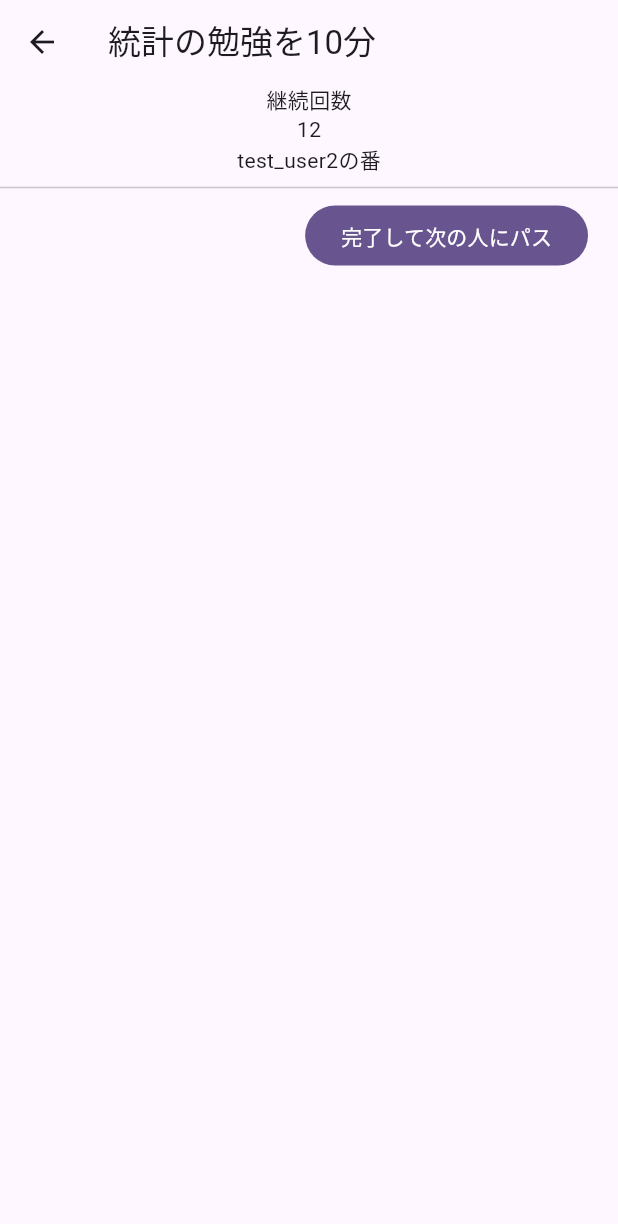
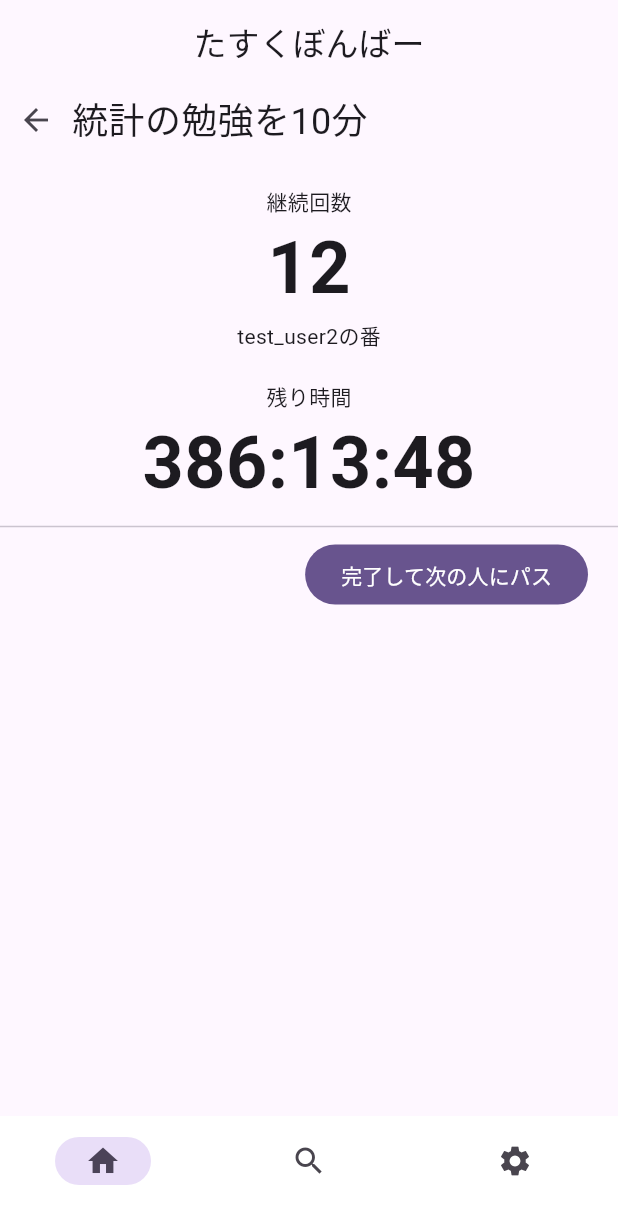
Before and after one commit to cat-katsushika/project2_mobile, a Flutter app: the screen it shows after launch, after a tap on "統計の勉強を10分", on a phone screen of 412 x 824 dp. Shown: the top 1224 px of the screen. Run offline on Flutter 3.47's test engine with Material 3 defaults, Android fonts, the phone set to English and light mode, and no system bars; our stand-ins replace flutter_riverpod, flutter_secure_storage, freezed_annotation, go_router, riverpod_annotation; generated files the repository leaves out were written again.

Commit message:
一時保存

```diff
--- a/lib/components/bottom_navigation_bar.dart
+++ b/lib/components/bottom_navigation_bar.dart
@@ -9,33 +9,10 @@ class MyBottomNavigationBar extends StatelessWidget {
     required this.onItemTapped,
   });
 
-  // @override
-  // Widget build(BuildContext context) {
-  //   return BottomNavigationBar(
-  //     items: const <BottomNavigationBarItem>[
-  //       BottomNavigationBarItem(
-  //         icon: Icon(Icons.home),
-  //         label: '',
-  //       ),
-  //       BottomNavigationBarItem(
-  //         icon: Icon(Icons.search),
-  //         label: '',
-  //       ),
-  //       BottomNavigationBarItem(
-  //         icon: Icon(Icons.settings),
-  //         label: '',
-  //       ),
-  //     ],
-  //     currentIndex: selectedIndex,
-  //     selectedItemColor: Colors.amber[800],
-  //     onTap: onItemTapped,
-  //   );
-  // }
-
   @override
   Widget build(BuildContext context) {
     return NavigationBar(
-      backgroundColor: const Color(0xFFF2ECF4),
+      backgroundColor: Colors.white,
       onDestinationSelected: onItemTapped,
       indicatorColor: const Color(0xFFE9DEF8),
       selectedIndex: selectedIndex,
--- a/lib/components/my_home_page/my_floating_action_button.dart
+++ b/lib/components/my_home_page/my_floating_action_button.dart
@@ -1,5 +1,3 @@
-import 'dart:math';
-
 import 'package:flutter/material.dart';
 import 'package:flutter/widgets.dart';
 
--- a/lib/components/my_home_page/my_team_list_view.dart
+++ b/lib/components/my_home_page/my_team_list_view.dart
@@ -1,11 +1,33 @@
 import 'package:flutter/material.dart';
 import 'package:project2_mobile/components/my_home_page/my_team_list_view/my_teams_list.dart';
+import 'package:project2_mobile/components/my_home_page/my_team_list_view/team_detail_page.dart';
+import 'package:project2_mobile/models/team.dart';
 
-class MyTeamListView extends StatelessWidget {
+class MyTeamListView extends StatefulWidget {
   const MyTeamListView({Key? key}) : super(key: key);
 
   @override
+  State<MyTeamListView> createState() => _MyTeamListViewState();
+}
+
+class _MyTeamListViewState extends State<MyTeamListView> {
+  bool _isDetail = false;
+  late Team team;
+
+  void _toggleDetail(team) {
+    setState(() {
+      _isDetail = !_isDetail;
+      this.team = team;
+    });
+  }
+
+  @override
   Widget build(BuildContext context) {
-    return const MyTeamsList();
+    if (_isDetail) {
+      return TeamDetailPage(team: team, changeIsDetail: _toggleDetail);
+    }
+    else {
+      return MyTeamsList(changeIsDetail: _toggleDetail);
+    }
   }
 }
--- a/lib/components/my_home_page/my_team_list_view/my_teams_list.dart
+++ b/lib/components/my_home_page/my_team_list_view/my_teams_list.dart
@@ -2,11 +2,11 @@ import 'package:flutter/material.dart';
 import 'package:flutter_riverpod/flutter_riverpod.dart';
 
 import 'package:project2_mobile/models/team.dart';
-import 'package:project2_mobile/providers/team_provider.dart';
-import 'package:project2_mobile/pages/team_detail_page.dart';
+import 'package:project2_mobile/providers/my_teams_provider.dart';
 
 class MyTeamsList extends ConsumerWidget {
-  const MyTeamsList({super.key});
+  final Function changeIsDetail;
+  const MyTeamsList({super.key, required this.changeIsDetail});
 
   @override
   Widget build(BuildContext context, WidgetRef ref) {
@@ -23,7 +23,7 @@ class MyTeamsList extends ConsumerWidget {
               itemCount: value.length,
               itemBuilder: (context, index) {
                 final team = value[index];
-                return TeamCard(team: team);
+                return TeamCard(team: team, changeIsDetail: changeIsDetail);
               },
             );
           }
@@ -37,8 +37,9 @@ class MyTeamsList extends ConsumerWidget {
 
 class TeamCard extends StatelessWidget {
   final Team team;
+  Function changeIsDetail;
 
-  const TeamCard({super.key, required this.team});
+  TeamCard({super.key, required this.team, required this.changeIsDetail});
 
   @override
   Widget build(BuildContext context) {
@@ -46,7 +47,7 @@ class TeamCard extends StatelessWidget {
       child: InkWell(
         onTap: () {
           // チーム詳細画面へ遷移
-          Navigator.push(context, MaterialPageRoute(builder: (context) => TeamDetailPage(team: team)));
+          changeIsDetail(team);
         },
         child: Column(
           children: <Widget>[
--- /dev/null
+++ b/lib/components/my_home_page/my_team_list_view/team_detail_page.dart
@@ -0,0 +1,151 @@
+import 'dart:async';
+
+import 'package:flutter/material.dart';
+import 'package:project2_mobile/models/team.dart';
+import 'package:project2_mobile/utils/fetch_team_detail.dart';
+
+
+class TeamDetailPage extends StatelessWidget {
+  final Team team;
+  final Function changeIsDetail;
+
+  const TeamDetailPage({Key? key, required this.team, required this.changeIsDetail})
+        : super(key: key);
+
+  @override
+  Widget build(BuildContext context) {
+    return Center(child: TeamDetailView(team: team, changeIsDetail: changeIsDetail));
+  }
+}
+
+class TeamDetailView extends StatelessWidget {
+  final Team team;
+  final Function changeIsDetail;
+  final Future<TeamDetail> teamDetail;
+
+  TeamDetailView({Key? key, required this.team, required this.changeIsDetail})
+      : teamDetail = fetchTeamDetail(team.id),
+        super(key: key);
+
+  @override
+  Widget build(BuildContext context) {
+    return FutureBuilder<TeamDetail>(
+      future: teamDetail,
+      builder: (context, snapshot) {
+        if (snapshot.connectionState == ConnectionState.waiting) {
+          return const Center(child: CircularProgressIndicator());
+        } else if (snapshot.hasError) {
+          return Center(child: Text('Error: ${snapshot.error}'));
+        } else if (snapshot.hasData) {
+          return Center(
+            child: Column(
+              children: <Widget>[
+                Row(
+                  mainAxisAlignment: MainAxisAlignment.start,
+                  children: <Widget>[
+                    IconButton(
+                      icon: const Icon(Icons.arrow_back),
+                      onPressed: () {
+                        changeIsDetail(team);
+                      },
+                    ),
+                    Text(
+                      snapshot.data!.team.name,
+                      style: const TextStyle(fontSize: 24),
+                    ),
+                  ],
+                ),
+                const SizedBox(height: 20),
+                const Text('継続回数'),
+                Text('${snapshot.data!.continuationCount}',
+                    style: const TextStyle(fontSize: 48, fontWeight: FontWeight.bold)),
+                Text('${snapshot.data!.task.user}の番'),
+                const SizedBox(height: 20),
+                CountdownTimer(targetDateTimeStr: snapshot.data!.task.createdAt),
+                const Divider(),
+                Padding(
+                    padding: const EdgeInsets.only(right: 20.0),
+                    child: Row(
+                        mainAxisAlignment: MainAxisAlignment.end,
+                        children: <Widget>[
+                          FilledButton(
+                              onPressed: () {}, child: const Text('完了して次の人にパス'))
+                        ]))
+              ],
+            ),
+          );
+        } else {
+          return const Center(child: Text('No data available'));
+        }
+      },
+    );
+  }
+}
+
+class CountdownTimer extends StatefulWidget {
+    const CountdownTimer({Key? key, required this.targetDateTimeStr})
+      : super(key: key);
+
+  final String targetDateTimeStr;
+
+
+  @override
+  State<CountdownTimer> createState() => _CountdownTimerState();
+}
+
+class _CountdownTimerState extends State<CountdownTimer> {
+  late Duration _duration;
+  Timer? _timer;
+
+  @override
+  void initState() {
+    super.initState();
+    DateTime targetDateTime = DateTime.parse(widget.targetDateTimeStr);
+    DateTime now = DateTime.now();
+    _duration = targetDateTime.difference(now);
+    if (_duration.isNegative) {
+      _duration = Duration.zero;
+    }
+    startTimer();
+  }
+
+  void startTimer() {
+        _timer = Timer.periodic(const Duration(seconds: 1), (timer) {
+      setState(() {
+        if (_duration.inSeconds > 0) {
+          _duration = _duration - const Duration(seconds: 1);
+        } else {
+          _timer?.cancel(); // Stop the timer when it reaches 0
+        }
+      });
+    });
+  }
+
+  @override
+  Widget build(BuildContext context) {
+    return Column(
+      children: <Widget>[
+        const Text('残り時間'),
+        Text(
+          _formatDuration(_duration),
+          style: const TextStyle(fontSize: 48, fontWeight: FontWeight.bold),
+        ),
+      ],
+    );
+  }
+
+// Format the duration as a readable string
+  String _formatDuration(Duration duration) {
+    String twoDigits(int n) => n.toString().padLeft(2, '0');
+    String twoDigitHours = twoDigits(duration.inHours);
+    String twoDigitMinutes = twoDigits(duration.inMinutes.remainder(60));
+    String twoDigitSeconds = twoDigits(duration.inSeconds.remainder(60));
+    return "$twoDigitHours:$twoDigitMinutes:$twoDigitSeconds";
+  }
+
+  @override
+  void dispose() {
+    _timer?.cancel(); // Always cancel the timer to prevent memory leaks
+    super.dispose();
+  }
+}
--- a/lib/components/my_home_page/team_search_view.dart
+++ b/lib/components/my_home_page/team_search_view.dart
@@ -2,13 +2,18 @@ import 'package:flutter/material.dart';
 import 'package:project2_mobile/components/my_home_page/team_search_view/my_search_bar.dart';
 
 class TeamSearchView extends StatelessWidget {
-  const TeamSearchView({Key? key}) : super(key: key);
+  TeamSearchView({Key? key}) : super(key: key);
+  final TextEditingController controller = TextEditingController();
 
   @override
   Widget build(BuildContext context) {
-    return MySearchBar( // Add this line
-      controller: TextEditingController(),
-      onSearch: () {},
+    return Column(
+      children: <Widget>[
+        MySearchBar(
+          controller: controller,
+          onSearch: () {},
+        ),
+      ],
     );
   }
 }
--- a/lib/components/my_home_page/team_search_view/my_search_bar.dart
+++ b/lib/components/my_home_page/team_search_view/my_search_bar.dart
@@ -13,7 +13,7 @@ class MySearchBar extends StatelessWidget {
     return Container(
       padding: const EdgeInsets.symmetric(horizontal: 16),
       decoration: BoxDecoration(
-        color: colors['surface-variant'],
+        color: const Color(0xFFE9DEF8),
         borderRadius: BorderRadius.circular(30),
       ),
       child: Row(
--- a/lib/main.dart
+++ b/lib/main.dart
@@ -1,6 +1,7 @@
 import 'package:flutter/material.dart';
 import 'package:flutter_riverpod/flutter_riverpod.dart';
 import 'package:go_router/go_router.dart';
+import 'package:project2_mobile/pages/loading_page.dart';
 
 import 'package:project2_mobile/pages/my_home_page.dart';
 import 'package:project2_mobile/pages/login_page.dart';
@@ -54,7 +55,7 @@ class Top extends ConsumerWidget {
     final AsyncValue<bool> asyncLoginState = ref.watch(loggedInStateProvider);
     return asyncLoginState.when(
       data: (isLoggedIn) => isLoggedIn ? const MyHomePage() : LoginPage(),
-      loading: () => const Text('読み込み中です...'),
+      loading: () => LoadingPage(),
       error: (error, stack) => Text('エラーが発生しました: $error'), // 本番ではエラーをログに記録しログインページへリダイレクトするなどの処理を行う
     );
   }
--- /dev/null
+++ b/lib/pages/loading_page.dart
@@ -0,0 +1,13 @@
+import 'package:flutter/material.dart';
+
+
+class LoadingPage extends StatelessWidget {
+  @override
+  Widget build(BuildContext context) {
+    return const Scaffold(
+      body: Center(
+        child: CircularProgressIndicator(),
+      ),
+    );
+  }
+}
--- a/lib/pages/my_home_page.dart
+++ b/lib/pages/my_home_page.dart
@@ -17,7 +17,7 @@ class _MyHomePageState extends State<MyHomePage> {
 
   static final List<Widget>  _widgetOptions = <Widget>[
     MyTeamListView(),
-    const TeamSearchView(),
+    TeamSearchView(),
     OthersView(),
   ];
 
@@ -30,6 +30,11 @@ class _MyHomePageState extends State<MyHomePage> {
   @override
   Widget build(BuildContext context) {
     return Scaffold(
+      appBar: AppBar(
+        title: const Center(
+          child: Text('たすくぼんばー'),
+        ),
+      ),
       body: Center(
         child: _widgetOptions.elementAt(_selectedIndex),
       ),
@@ -37,7 +42,7 @@ class _MyHomePageState extends State<MyHomePage> {
         selectedIndex: _selectedIndex,
         onItemTapped: _onItemTapped,
       ),
-      floatingActionButton: _selectedIndex == 0
+      floatingActionButton: _selectedIndex == 1
           ? const MyFloatingActionButton()
           : null,
     );
--- a/lib/pages/team_detail_page.dart
+++ /dev/null
@@ -1,72 +0,0 @@
-import 'package:flutter/material.dart';
-import 'package:project2_mobile/models/team.dart';
-import 'package:project2_mobile/utils/fetch_team_detail.dart';
-
-class TeamDetailPage extends StatelessWidget {
-
-  final Team team;
-  final Future<TeamDetail> teamDetail;
-
-  TeamDetailPage({Key? key, required this.team}) :
-  teamDetail = fetchTeamDetail(team.id),
-  super(key: key);
-
-  @override
-  Widget build(BuildContext context) {
-    return Scaffold(
-      appBar: AppBar(
-        title: Text(team.name),
-      ),
-      body: Center(
-        child: TeamDetailView(team: team)
-      ),
-    );
-  }
-}
-
-
-
-class TeamDetailView extends StatelessWidget {
-  final Team team;
-  final Future<TeamDetail> teamDetail;
-
-  TeamDetailView({Key? key, required this.team}) :
-  teamDetail = fetchTeamDetail(team.id),
-  super(key: key);
-
-  @override
-  Widget build(BuildContext context) {
-    return FutureBuilder<TeamDetail>(
-      future: teamDetail,
-      builder: (context, snapshot) {
-        if (snapshot.connectionState == ConnectionState.waiting) {
-          return const Center(child: CircularProgressIndicator());
-        } else if (snapshot.hasError) {
-          return Center(child: Text('Error: ${snapshot.error}'));
-        } else if (snapshot.hasData) {
-          return Center(
-            child: Column(
-              children: <Widget>[
-                const Text('継続回数'),
-                Text('${snapshot.data!.continuationCount}'),
-                Text('${snapshot.data!.task.user}の番'),
-                const Divider(),
-                Padding(
-                  padding: const EdgeInsets.only(right: 20.0),
-                  child: Row(
-                  mainAxisAlignment: MainAxisAlignment.end,
-                  children: <Widget>[
-                    FilledButton(onPressed: () {}, child: const Text('完了して次の人にパス'))
-                  ]
-                )
-                )
-              ],
-            ),
-          );
-        } else {
-          return const Center(child: Text('No data available'));
-        }
-      },
-    );
-  }
-}
--- a/lib/providers/team_provider.dart
+++ b/lib/providers/my_teams_provider.dart
@@ -5,7 +5,7 @@ import 'package:riverpod_annotation/riverpod_annotation.dart';
 import 'package:project2_mobile/models/team.dart';
 import 'package:project2_mobile/utils/token_refresh.dart';
 
-part 'team_provider.g.dart';
+part 'my_teams_provider.g.dart';
 
 
 @riverpod
--- a/lib/utils/fetch_team_detail.dart
+++ b/lib/utils/fetch_team_detail.dart
@@ -11,7 +11,7 @@ Future<TeamDetail> fetchTeamDetail(String id) async {
     "task": {
       "id": "b22157a3-5951-48c4-b6fa-721b17d55d45",
       "user": "test_user2",
-      "created_at": "2023-09-13T21:43:49+09:00"
+      "created_at": "2024-05-13T21:43:49+09:00"
     },
     "continuation_count": 12,
     "users": [
```
Also changed, not shown: lib/providers/my_teams_provider.g.dart.
